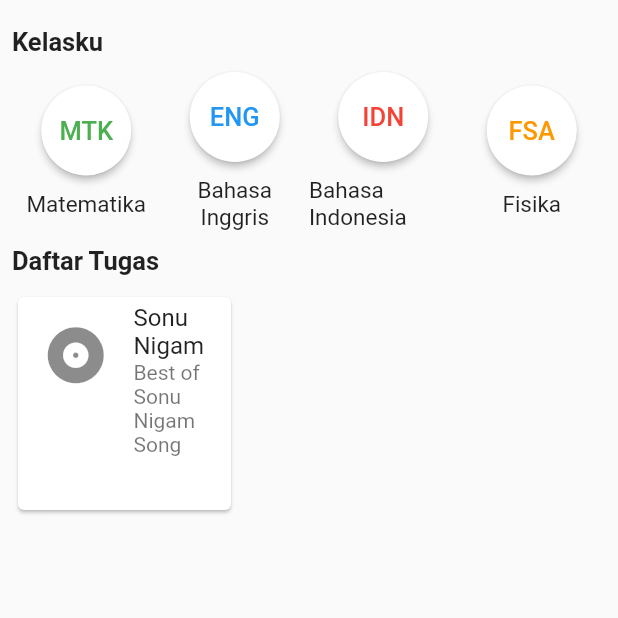
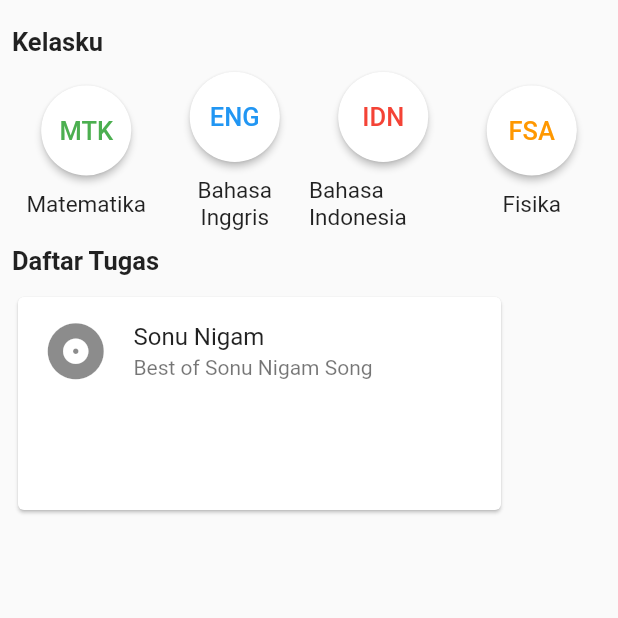
Before and after one commit to Politeknik-Banyuwangi/project-uas-project-uas-eclass-kel3, a Flutter app: the screen it shows after launch, on a phone screen of 412 x 824 dp, the top half of it. Run offline on Flutter 3.47's test engine with Material 2 defaults, Android fonts, the phone set to English and light mode, and no system bars.

```diff
--- a/lib/pages/home_page.dart
+++ b/lib/pages/home_page.dart
@@ -112,7 +112,7 @@ class Homepage extends StatelessWidget {
             children: [
               Container(
                   height: 150,
-                  width: 150,
+                  width: 330,
                   child: Card(
                     child: Column(
                       mainAxisSize: MainAxisSize.min,
```
Also changed, not shown: 1 other file.
